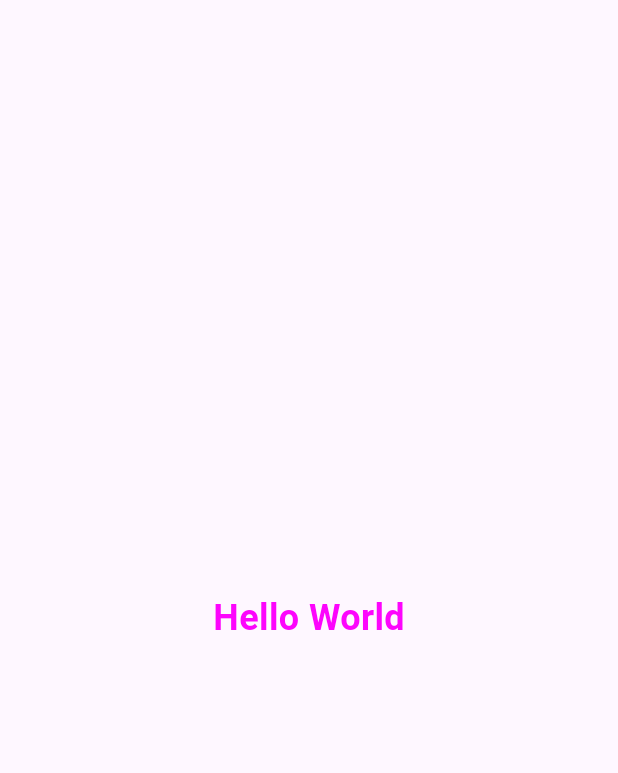
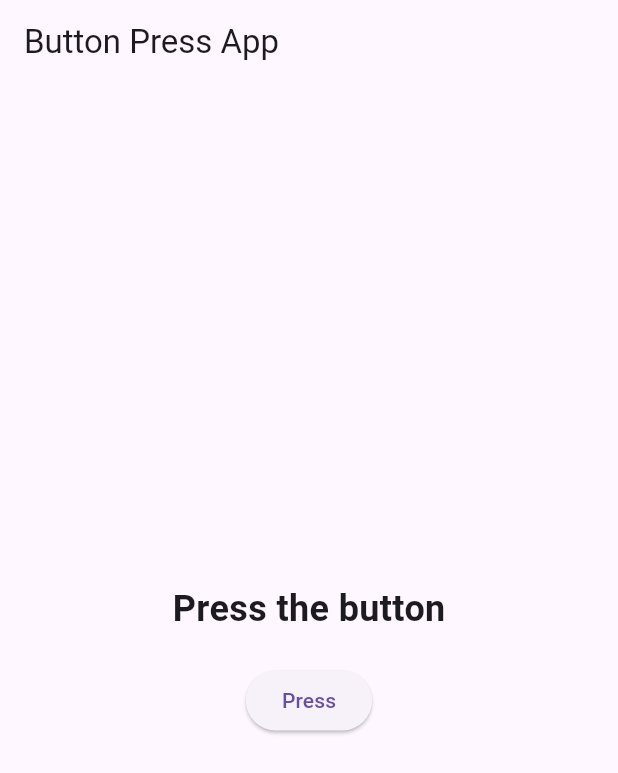
Before and after one commit to fiftee15n/tracker_sheet_progress, a Flutter app: the screen it shows after launch, on a phone screen of 412 x 824 dp. Shown: the top 773 px of the screen. Run offline on Flutter 3.47's test engine with Material 3 defaults, Android fonts, the light colour scheme and no system bars.

Commit message:
Problem 02 solve

```diff
--- a/lib/main.dart
+++ b/lib/main.dart
@@ -10,29 +10,54 @@ class MyApp extends StatelessWidget {
   @override
   Widget build(BuildContext context) {
     return MaterialApp(
-      title: 'Hello World App',
+      title: 'Button Press App',
       theme: ThemeData(
         useMaterial3: true,
       ),
-      home: const HelloWorldScreen(),
+      home: const ButtonPressScreen(),
     );
   }
 }
 
-class HelloWorldScreen extends StatelessWidget {
-  const HelloWorldScreen({super.key});
+class ButtonPressScreen extends StatefulWidget {
+  const ButtonPressScreen({super.key});
+
+  @override
+  State<ButtonPressScreen> createState() => _ButtonPressScreenState();
+}
+
+class _ButtonPressScreenState extends State<ButtonPressScreen> {
+  String displayText = "Press the button";
+
+  void _changeText() {
+    setState(() {
+      displayText = "Button Pressed";
+    });
+  }
 
   @override
   Widget build(BuildContext context) {
     return Scaffold(
+      appBar: AppBar(
+        title: const Text('Button Press App'),
+      ),
       body: Center(
-        child: Text(
-          'Hello World',
-          style: TextStyle(
-            fontSize: 24,
-            fontWeight: FontWeight.bold,
-            color: const Color.fromARGB(255, 253, 4, 253), // Custom color
-          ),
+        child: Column(
+          mainAxisAlignment: MainAxisAlignment.center,
+          children: [
+            Text(
+              displayText,
+              style: const TextStyle(
+                fontSize: 24,
+                fontWeight: FontWeight.bold,
+              ),
+            ),
+            const SizedBox(height: 20),
+            ElevatedButton(
+              onPressed: _changeText,
+              child: const Text('Press'),
+            ),
+          ],
         ),
       ),
     );
```
